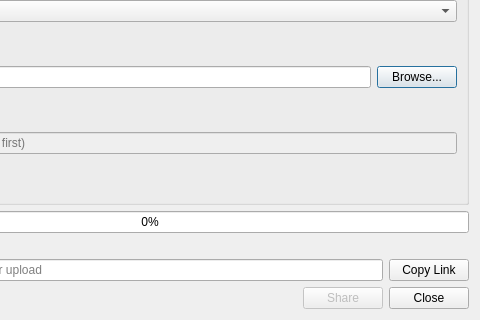
Before: the Qt Designer form oscar/sharedialog.ui in tomasohara/OSCAR-SQL, drawn with Qt 5; both pictures show x 180 to 660 and y 240 to 560 of the 660 by 560 pixel window.
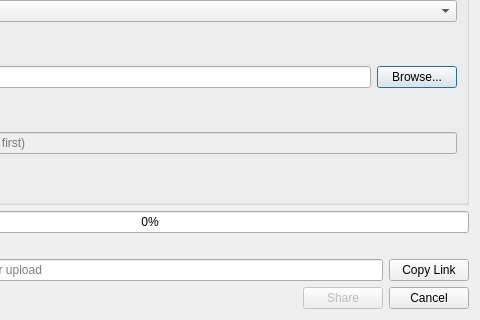
After: the same form once the commit is applied.

Commit message:
Fix Share dialog showing Close before any share has completed
The button should say Cancel in all states where no share has
succeeded yet (initial open, failed, cancelled). Only the two
success completion handlers (File and cloud) should show Close.
Changed the UI default and simplified setUiLocked() accordingly.

```diff
--- a/oscar/sharedialog.ui
+++ b/oscar/sharedialog.ui
@@ -465,7 +465,7 @@
      <item>
       <widget class="QPushButton" name="closeButton">
        <property name="text">
-        <string>Close</string>
+        <string>Cancel</string>
        </property>
       </widget>
      </item>
```
The commit also changes 1 other file.
